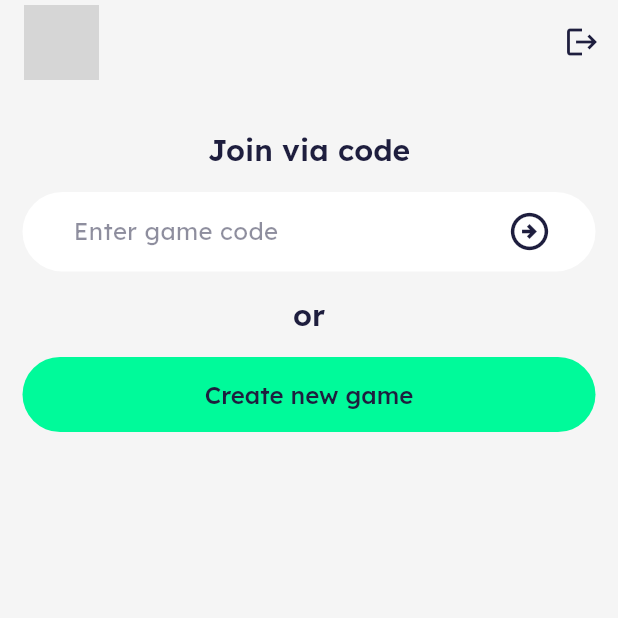
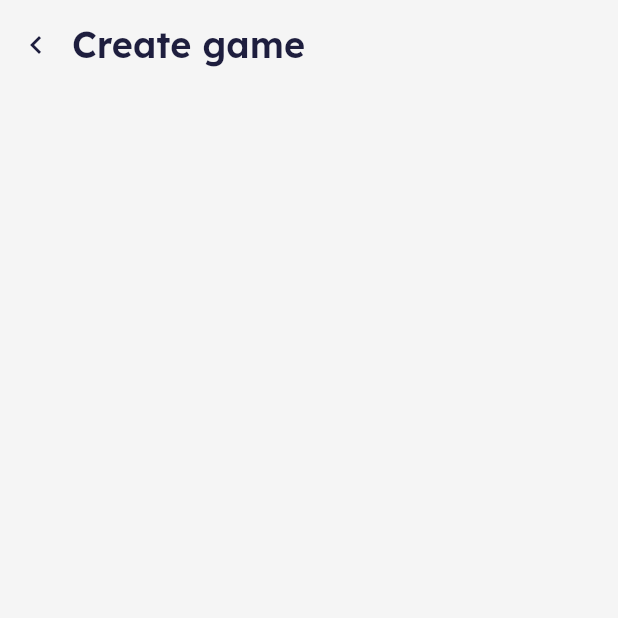
Before and after one commit to JeremyPerezSwift/chronicle_app, a Flutter app: the HomePage screen opened by its route, after a tap on "Create new game", on a phone screen of 412 x 824 dp, the top half of it. Run offline on Flutter 3.47's test engine with Material 3 defaults, Android fonts, the phone set to English and light mode, and no system bars; our stand-ins replace dio, equatable, firebase_auth, firebase_core, flutter_bloc, flutter_svg and 4 more; accounts and stored records are empty; generated files the repository leaves out were written again; network calls fail; grey boxes are pictures that could not be loaded.

Commit message:
git add . git commit -m "feat(create_game): add CreateGamePage and navigation from HomePage
- Implement initial CreateGamePage UI with custom AppBar
- Register /create_game route in GoRouter
- Add navigation from HomePage to CreateGamePage
- Prepare entry point for create game feature"

```diff
--- a/lib/core/router/app_router.dart
+++ b/lib/core/router/app_router.dart
@@ -1,4 +1,5 @@
 import 'package:chronicle_app/features/auth/presentation/pages/auth_page.dart';
+import 'package:chronicle_app/features/create_game/presentation/page/create_game_page.dart';
 import 'package:chronicle_app/features/home/presentation/pages/home_page.dart';
 import 'package:chronicle_app/splash_page.dart';
 import 'package:go_router/go_router.dart';
@@ -25,6 +26,12 @@ class AppRouter {
           return HomePage();
         },
       ),
+      GoRoute(
+        path: CreateGamePage.route,
+        builder: (context, state) {
+          return CreateGamePage();
+        },
+      ),
     ],
   );
 }
--- a/lib/features/create_game/presentation/page/create_game_page.dart
+++ b/lib/features/create_game/presentation/page/create_game_page.dart
@@ -1 +1,42 @@
 import 'package:flutter/material.dart';
+import 'package:go_router/go_router.dart';
+
+class CreateGamePage extends StatefulWidget {
+  const CreateGamePage({super.key});
+
+  static const String route = '/create_game';
+
+  @override
+  State<CreateGamePage> createState() => _CreateGamePageState();
+}
+
+class _CreateGamePageState extends State<CreateGamePage> {
+  @override
+  Widget build(BuildContext context) {
+    return Scaffold(
+      appBar: _buildAppBar(context),
+    );
+  }
+
+  AppBar _buildAppBar(BuildContext context) {
+    return AppBar(
+      automaticallyImplyLeading: false,
+      title: Row(
+        children: [
+          IconButton(
+            onPressed: () {
+              context.pop();
+            },
+            icon: Icon(Icons.chevron_left),
+          ),
+          Text(
+            'Create game',
+            style: Theme.of(context).textTheme.headlineMedium,
+          ),
+        ],
+      ),
+      titleSpacing: 0,
+      toolbarHeight: 60,
+    );
+  }
+}
--- a/lib/features/home/presentation/pages/home_page.dart
+++ b/lib/features/home/presentation/pages/home_page.dart
@@ -5,6 +5,7 @@ import 'package:chronicle_app/core/ui/widgets/default_text_field.dart';
 import 'package:chronicle_app/features/auth/presentation/bloc/user_bloc.dart';
 import 'package:chronicle_app/features/auth/presentation/bloc/user_event.dart';
 import 'package:chronicle_app/features/auth/presentation/bloc/user_state.dart';
+import 'package:chronicle_app/features/create_game/presentation/page/create_game_page.dart';
 import 'package:flutter/material.dart';
 import 'package:flutter_bloc/flutter_bloc.dart';
 import 'package:go_router/go_router.dart';
@@ -88,7 +89,9 @@ class HomePage extends StatelessWidget {
           // Create new game
           DefaultButton(
             text: 'Create new game',
-            onPressed: () {},
+            onPressed: () {
+              context.go(CreateGamePage.route);
+            },
             backgroundColor: AppColors.secondary,
             textColor: AppColors.textColor,
             padding: EdgeInsets.symmetric(horizontal: 5, vertical: 15),
```
